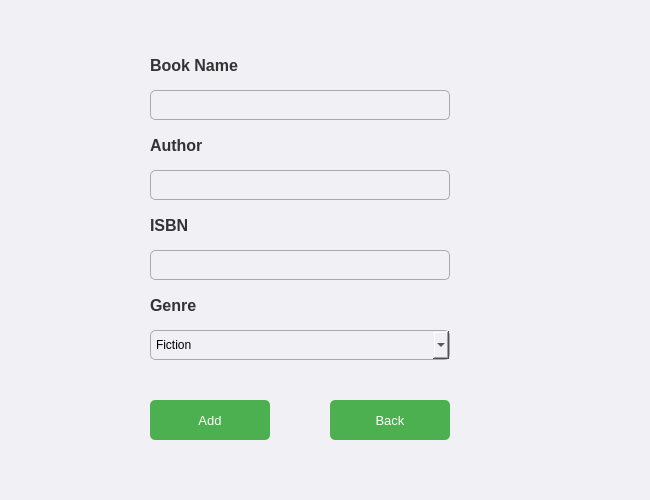
Old version of the form Library-Management-System/addbook.ui in the repository danisensei/Library-Management-System.
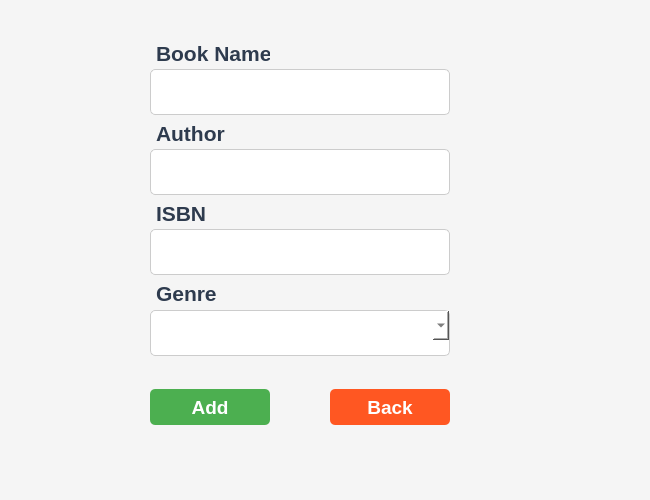
New version of the form.

What changed in the file:
```diff
--- a/Library-Management-System/addbook.ui
+++ b/Library-Management-System/addbook.ui
@@ -14,47 +14,98 @@
    <string>Add Book</string>
   </property>
   <property name="styleSheet">
-   <string>
-    QWidget {
-        background-color: #f0f0f5;
-        font-family: Arial, sans-serif;
-    }
-    QLabel {
-        color: #333;
-        font-size: 12pt;
-        font-weight: bold;
-    }
-    QLineEdit {
-        border: 1px solid #aaa;
-        border-radius: 5px;
-        padding: 5px;
-    }
-    QPushButton {
-        background-color: #4caf50;
-        color: white;
-        border-radius: 5px;
-        padding: 5px 10px;
-        font-size: 10pt;
-    }
-    QPushButton:hover {
-        background-color: #45a049;
-    }
-    QComboBox {
-        border: 1px solid #aaa;
-        border-radius: 5px;
-        padding: 5px;
-    }
-   </string>
+   <string notr="true">
+          QWidget {
+              background-color: #f5f5f5;
+          }
+
+          QLabel {
+              color: #2e3b4e;
+              font-weight: 600;
+          }
+
+          QLineEdit, QComboBox {
+              background-color: #fff;
+              border: 1px solid #ccc;
+              border-radius: 5px;
+              padding: 10px;
+              color: #333;
+          }
+
+          QLineEdit:focus, QComboBox:focus {
+              border-color: #4CAF50;
+              box-shadow: 0 0 5px rgba(76, 175, 80, 0.3);
+          }
+
+          QPushButton {
+              background-color: #4CAF50;
+              color: white;
+              border-radius: 5px;
+              padding: 10px 20px;
+              font-weight: 600;
+              border: none;
+          }
+
+          QPushButton:hover {
+              background-color: #45a049;
+          }
+
+          QPushButton:pressed {
+              background-color: #3e8e41;
+          }
+
+          QComboBox {
+              height: 35px;
+              width: 320px;
+          }
+
+          QComboBox QAbstractItemView {
+              background-color: #ffffff;
+              color: #333333;
+          }
+
+          QComboBox QAbstractItemView::item {
+              padding: 10px;
+              background-color: #ffffff;
+              color: #333333;
+          }
+
+          QComboBox QAbstractItemView::item:hover {
+              background-color: #f1f1f1;
+          }
+
+          QLabel, QLineEdit, QComboBox, QPushButton {
+              margin-bottom: 15px;
+          }
+
+          QWidget#addbook {
+              padding: 30px;
+          }
+
+          QPushButton#backbutton {
+              background-color: #ff5722;
+          }
+
+          QPushButton#backbutton:hover {
+              background-color: #e64a19;
+          }
+      </string>
   </property>
   <widget class="QLabel" name="label">
    <property name="geometry">
     <rect>
      <x>150</x>
-     <y>50</y>
+     <y>40</y>
      <width>120</width>
-     <height>31</height>
+     <height>41</height>
     </rect>
    </property>
+   <property name="font">
+    <font>
+     <pointsize>16</pointsize>
+     <fontweight>DemiBold</fontweight>
+    </font>
+   </property>
    <property name="text">
     <string>Book Name</string>
    </property>
@@ -63,9 +114,9 @@
    <property name="geometry">
     <rect>
      <x>150</x>
-     <y>90</y>
+     <y>69</y>
      <width>300</width>
-     <height>30</height>
+     <height>61</height>
     </rect>
    </property>
   </widget>
@@ -73,11 +124,17 @@
    <property name="geometry">
     <rect>
      <x>150</x>
-     <y>130</y>
+     <y>120</y>
      <width>120</width>
-     <height>31</height>
+     <height>41</height>
     </rect>
    </property>
+   <property name="font">
+    <font>
+     <pointsize>16</pointsize>
+     <fontweight>DemiBold</fontweight>
+    </font>
+   </property>
    <property name="text">
     <string>Author</string>
    </property>
@@ -86,9 +143,9 @@
    <property name="geometry">
     <rect>
      <x>150</x>
-     <y>170</y>
+     <y>149</y>
      <width>300</width>
-     <height>30</height>
+     <height>61</height>
     </rect>
    </property>
   </widget>
@@ -96,11 +153,17 @@
    <property name="geometry">
     <rect>
      <x>150</x>
-     <y>210</y>
+     <y>200</y>
      <width>120</width>
-     <height>31</height>
+     <height>41</height>
     </rect>
    </property>
+   <property name="font">
+    <font>
+     <pointsize>16</pointsize>
+     <fontweight>DemiBold</fontweight>
+    </font>
+   </property>
    <property name="text">
     <string>ISBN</string>
    </property>
@@ -109,9 +172,9 @@
    <property name="geometry">
     <rect>
      <x>150</x>
-     <y>250</y>
+     <y>229</y>
      <width>300</width>
-     <height>30</height>
+     <height>61</height>
     </rect>
    </property>
   </widget>
@@ -119,59 +182,55 @@
    <property name="geometry">
     <rect>
      <x>150</x>
-     <y>290</y>
+     <y>280</y>
      <width>120</width>
-     <height>31</height>
+     <height>41</height>
     </rect>
    </property>
+   <property name="font">
+    <font>
+     <pointsize>16</pointsize>
+     <fontweight>DemiBold</fontweight>
+    </font>
+   </property>
    <property name="text">
     <string>Genre</string>
    </property>
   </widget>
   <widget class="QComboBox" name="genrecombobox">
-     <property name="geometry">
-      <rect>
-       <x>150</x>
-       <y>330</y>
-       <width>300</width>
-       <height>30</height>
-      </rect>
-     </property>
-     <item>
-      <property name="text">
-       <string>Fiction</string>
-      </property>
-     </item>
-     <item>
-      <property name="text">
-       <string>Fantasy</string>
-      </property>
-     </item>
-     <item>
-      <property name="text">
-       <string>History</string>
-      </property>
-     </item>
-     <item>
-      <property name="text">
-       <string>Literature</string>
-      </property>
-     </item>
-     <item>
-      <property name="text">
-       <string>Poetry</string>
-      </property>
-     </item>
+   <property name="geometry">
+    <rect>
+     <x>150</x>
+     <y>310</y>
+     <width>300</width>
+     <height>61</height>
+    </rect>
+   </property>
+   <property name="editable">
+    <bool>false</bool>
+   </property>
+   <property name="maxVisibleItems">
+    <number>10</number>
+   </property>
+   <property name="insertPolicy">
+    <enum>QComboBox::InsertPolicy::InsertAlphabetically</enum>
+   </property>
   </widget>
   <widget class="QPushButton" name="addbutton">
    <property name="geometry">
     <rect>
      <x>150</x>
-     <y>400</y>
+     <y>389</y>
      <width>120</width>
-     <height>40</height>
+     <height>51</height>
     </rect>
    </property>
+   <property name="font">
+    <font>
+     <pointsize>14</pointsize>
+     <fontweight>DemiBold</fontweight>
+    </font>
+   </property>
    <property name="text">
     <string>Add</string>
    </property>
@@ -180,11 +239,17 @@
    <property name="geometry">
     <rect>
      <x>330</x>
-     <y>400</y>
+     <y>389</y>
      <width>120</width>
-     <height>40</height>
+     <height>51</height>
     </rect>
    </property>
+   <property name="font">
+    <font>
+     <pointsize>14</pointsize>
+     <fontweight>DemiBold</fontweight>
+    </font>
+   </property>
    <property name="text">
     <string>Back</string>
    </property>
```
